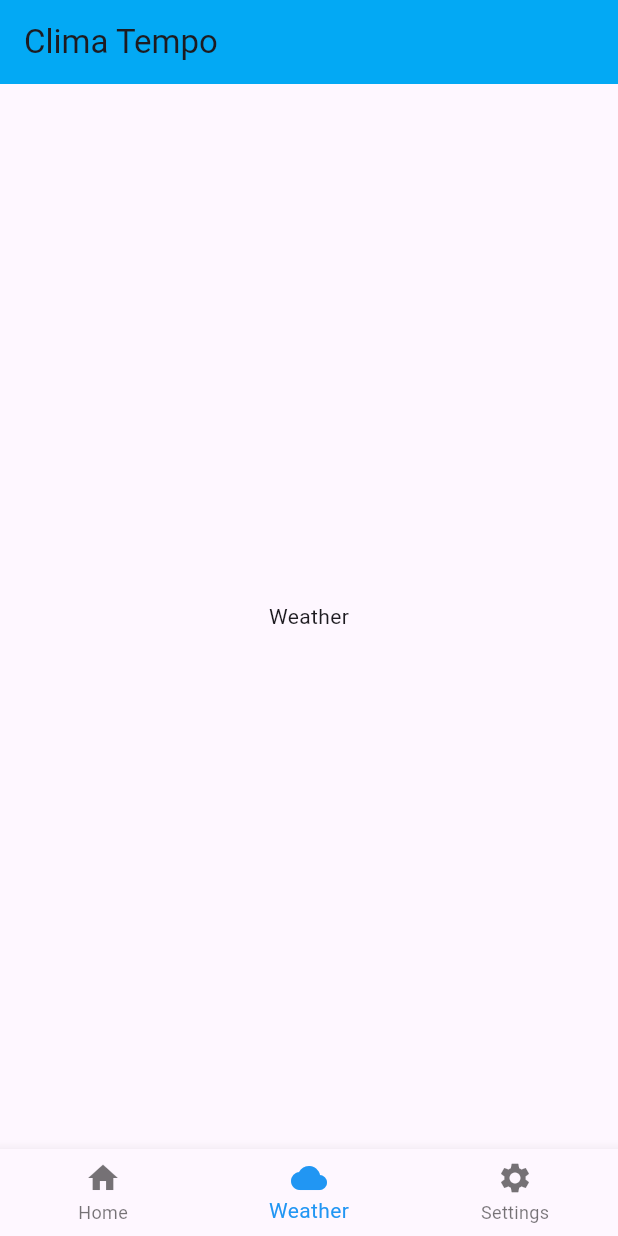
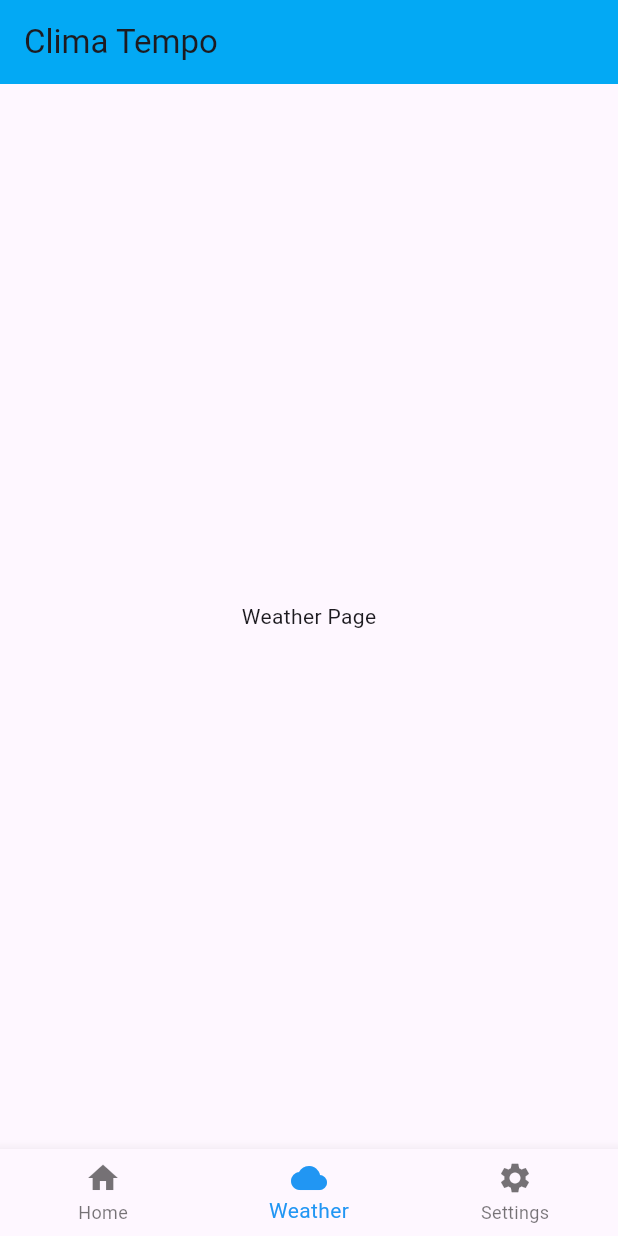
Before and after one commit to FrancimarAlexandre/ClimaTempo, a Flutter app: the screen it shows after launch, item 2 of the bottom bar chosen, on a phone screen of 412 x 824 dp. Run offline on Flutter 3.47's test engine with Material 3 defaults, Android fonts, the phone set to English and light mode, and no system bars.

Commit message:
criando o diretorio pages e separando as paginas em arquivos

```diff
--- a/clima_tempo/lib/main.dart
+++ b/clima_tempo/lib/main.dart
@@ -1,6 +1,7 @@
 import 'package:flutter/material.dart';
-import 'package:flutter/widgets.dart';
-
+import 'pages/home_page.dart';
+import 'pages/settings_page.dart';
+import 'pages/weather_page.dart';
 void main() {
   runApp(MyApp());
 }
@@ -26,10 +27,10 @@ class _WeatherHomePageState extends State<WeatherHomePage> {
 
   int _selectedIndex = 0;
 
-  static const List<Widget> _widgetOpnions = <Widget>[
-    Text('Home Page'),
-    Text('Weather'),
-    Text('settings'),
+  static  List<Widget> _widgetOpnions = <Widget>[
+    HomePage(),
+    WeatherPage(),
+    SettingsPage(),
   ];
 
   void _onItemTapped(int index){
--- /dev/null
+++ b/clima_tempo/lib/pages/settings_page.dart
@@ -0,0 +1,8 @@
+import 'package:flutter/material.dart';
+
+class SettingsPage extends StatelessWidget {
+  @override
+  Widget build(BuildContext context){
+    return Center(child: Text("Settings Page"),);
+  }
+}
--- /dev/null
+++ b/clima_tempo/lib/pages/weather_page.dart
@@ -0,0 +1,8 @@
+import 'package:flutter/material.dart';
+
+class WeatherPage extends StatelessWidget {
+  @override
+  Widget build(BuildContext context){
+    return Center(child: Text("Weather Page"),);
+  }
+}
```
Also changed, not shown: clima_tempo/lib/pages/home_page.dart (added, +10 -0 lines).
